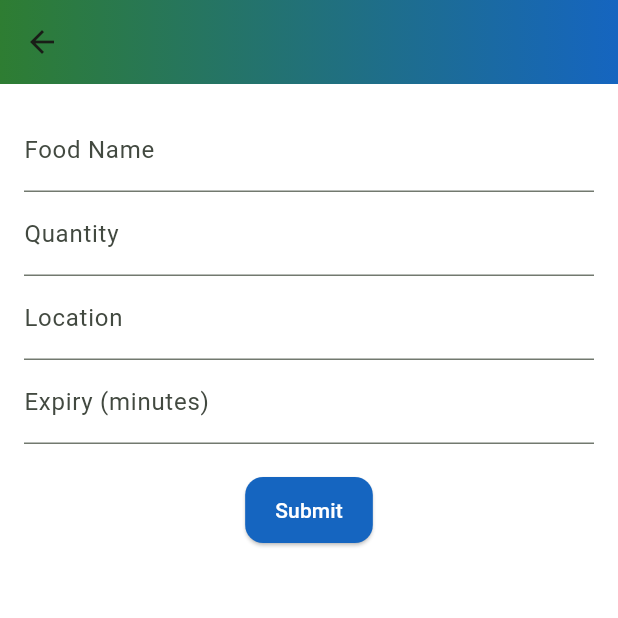
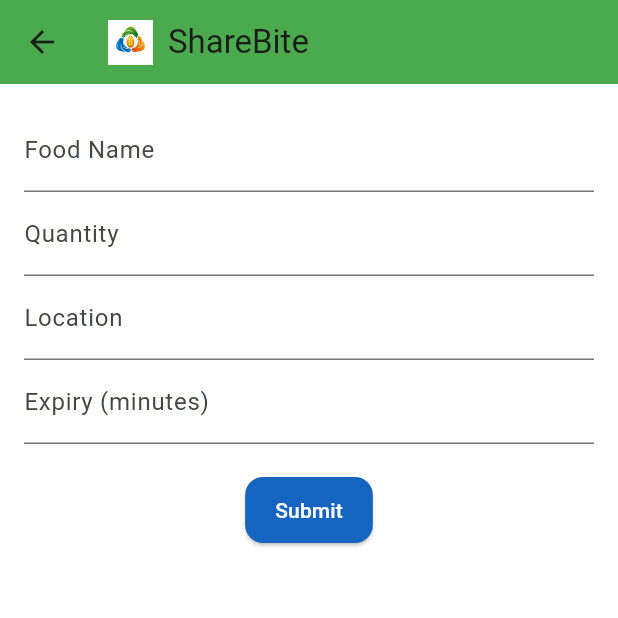
Before and after one commit to manasvivek25-spec/ShareBite, a Flutter app: the screen it shows after launch, after a tap on "Donor", on a phone screen of 412 x 824 dp, the top half of it. Run offline on Flutter 3.47's test engine with Material 3 defaults, Android fonts, the phone set to English and light mode, and no system bars; our stand-ins replace cloud_firestore, firebase_core; accounts and stored records are empty.

Commit message:
Final project replacement (clean version)

```diff
--- a/lib/screens/donor_screen.dart
+++ b/lib/screens/donor_screen.dart
@@ -8,28 +8,29 @@ class DonorScreen extends StatefulWidget {
 }
 
 class _DonorScreenState extends State<DonorScreen> {
+  final _formKey = GlobalKey<FormState>();
+
   final TextEditingController foodController = TextEditingController();
   final TextEditingController quantityController = TextEditingController();
   final TextEditingController locationController = TextEditingController();
   final TextEditingController expiryController = TextEditingController();
 
   void submitFood() async {
-    print("STEP 1: Button clicked");
+    if (!_formKey.currentState!.validate()) return;
 
     try {
-      // Convert expiry safely
-      int expiryMinutes = int.tryParse(expiryController.text) ?? 60;
-
       await FirebaseFirestore.instance.collection('food_posts').add({
         'food_name': foodController.text,
         'quantity': quantityController.text,
         'location': locationController.text,
-        'expiry_minutes': expiryMinutes,
+        'expiry_minutes': int.parse(expiryController.text),
+
         'status': 'available',
+        'delivery_status': 'none',
+        'assigned_agent': '',
+
         'timestamp': FieldValue.serverTimestamp(),
       });
-
-      print("STEP 2: Data sent successfully");
 
       ScaffoldMessenger.of(context).showSnackBar(
         SnackBar(content: Text("Food Submitted!")),
@@ -49,45 +50,75 @@ class _DonorScreenState extends State<DonorScreen> {
   Widget build(BuildContext context) {
     return Scaffold(
       appBar: AppBar(
-  elevation: 3,
-  flexibleSpace: Container(
-    decoration: BoxDecoration(
-      gradient: LinearGradient(
-        colors: [
-          Color(0xFF2E7D32),
-          Color(0xFF1565C0),
+        backgroundColor: Colors.green,
+        elevation: 2,
+        title: Row(
+          children: [
+            Logo(size: 30),
+            SizedBox(width: 10),
+            Text("ShareBite"),
           ],
-      ),
-    ),
         ),
       ),
 
       body: Padding(
         padding: EdgeInsets.all(16),
+        child: Form(
+          key: _formKey,
           child: Column(
             children: [
 
-            TextField(
+              TextFormField(
                 controller: foodController,
                 decoration: InputDecoration(labelText: "Food Name"),
+                validator: (value) {
+                  if (value == null || value.trim().isEmpty) {
+                    return "Enter food name";
+                  }
+                  return null;
+                },
               ),
 
-            TextField(
+              TextFormField(
                 controller: quantityController,
                 decoration: InputDecoration(labelText: "Quantity"),
+                keyboardType: TextInputType.number,
+                validator: (value) {
+                  if (value == null || value.isEmpty) {
+                    return "Enter quantity";
+                  }
+                  if (int.tryParse(value) == null) {
+                    return "Enter valid number";
+                  }
+                  return null;
+                },
               ),
 
-            TextField(
+              TextFormField(
                 controller: locationController,
                 decoration: InputDecoration(labelText: "Location"),
+                validator: (value) {
+                  if (value == null || value.isEmpty) {
+                    return "Enter location";
+                  }
+                  return null;
+                },
               ),
 
-            TextField(
+              TextFormField(
                 controller: expiryController,
-              decoration: InputDecoration(
-                labelText: "Expiry (minutes)",
-              ),
+                decoration: InputDecoration(labelText: "Expiry (minutes)"),
                 keyboardType: TextInputType.number,
+                validator: (value) {
+                  if (value == null || value.isEmpty) {
+                    return "Enter expiry time";
+                  }
+                  int? val = int.tryParse(value);
+                  if (val == null || val <= 0) {
+                    return "Enter valid minutes";
+                  }
+                  return null;
+                },
               ),
 
               SizedBox(height: 20),
@@ -100,6 +131,7 @@ class _DonorScreenState extends State<DonorScreen> {
             ],
           ),
         ),
+      ),
     );
   }
 }
--- a/lib/screens/home_screen.dart
+++ b/lib/screens/home_screen.dart
@@ -2,6 +2,7 @@ import 'package:flutter/material.dart';
 import '../widgets/logo.dart';
 import 'donor_screen.dart';
 import 'receiver_screen.dart';
+import 'delivery_screen.dart';
 
 class HomeScreen extends StatelessWidget {
   @override
@@ -24,12 +25,10 @@ class HomeScreen extends StatelessWidget {
             mainAxisAlignment: MainAxisAlignment.center,
             children: [
 
-              // 🔥 LOGO
+              // 🔥 LOGO + TITLE
               Logo(size: 80),
-
               SizedBox(height: 10),
 
-              // 🔥 BRAND NAME
               Text(
                 "ShareBite",
                 style: TextStyle(
@@ -41,7 +40,6 @@ class HomeScreen extends StatelessWidget {
 
               SizedBox(height: 5),
 
-              // 🔥 CAPTION
               Text(
                 "Share food, save lives",
                 style: TextStyle(
@@ -53,7 +51,6 @@ class HomeScreen extends StatelessWidget {
 
               SizedBox(height: 30),
 
-              // 🔥 TITLE
               Text(
                 "Choose Your Role",
                 style: TextStyle(
@@ -64,7 +61,7 @@ class HomeScreen extends StatelessWidget {
 
               SizedBox(height: 20),
 
-              // 🔥 BUTTON ROW
+              // 🔥 FIRST ROW (Donor + Receiver)
               Row(
                 children: [
 
@@ -147,6 +144,49 @@ class HomeScreen extends StatelessWidget {
                 ],
               ),
 
+              // 🔥 SECOND ROW (Delivery centered)
+              Row(
+                mainAxisAlignment: MainAxisAlignment.center,
+                children: [
+                  Expanded(
+                    child: InkWell(
+                      borderRadius: BorderRadius.circular(15),
+                      onTap: () {
+                        Navigator.push(
+                          context,
+                          MaterialPageRoute(builder: (_) => DeliveryScreen()),
+                        );
+                      },
+                      child: Card(
+                        elevation: 6,
+                        shape: RoundedRectangleBorder(
+                          borderRadius: BorderRadius.circular(15),
+                        ),
+                        margin: EdgeInsets.all(10),
+                        child: Padding(
+                          padding: EdgeInsets.symmetric(vertical: 30),
+                          child: Column(
+                            mainAxisSize: MainAxisSize.min,
+                            children: [
+                              Text("🚚", style: TextStyle(fontSize: 50)),
+                              SizedBox(height: 10),
+                              Text(
+                                "Delivery",
+                                style: TextStyle(
+                                  fontSize: 18,
+                                  fontWeight: FontWeight.bold,
+                                  color: Colors.orange,
+                                ),
+                              ),
+                            ],
+                          ),
+                        ),
+                      ),
+                    ),
+                  ),
+                ],
+              ),
+
             ],
           ),
         ),
```
Also changed, not shown: lib/screens/delivery_screen.dart (added, +178 -0 lines), lib/screens/receiver_screen.dart (+24 -4 lines). Lines whose indentation alone changed are shown as unchanged.
